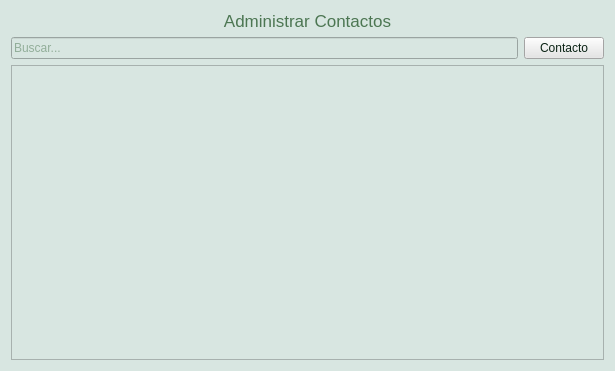
This is client_fva/ui/ui_elements/managecontacts.ui in luisza/dfva_client as Qt 5 draws it before an edit. The edited form follows.
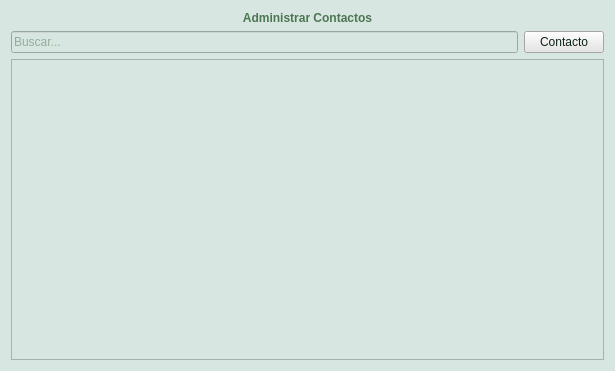
This is the edited form. Icons and pictures are not drawn.

Commit message: Start working in preferences menu item (font family, font size and theme).  Clean all font configuration in widgets so font preferences are applied everywhere as required.  Other minor changes.

What changed in the file:
```diff
--- a/client_fva/ui/ui_elements/managecontacts.ui
+++ b/client_fva/ui/ui_elements/managecontacts.ui
@@ -47,7 +47,7 @@
    <item row="0" column="0" colspan="2">
     <widget class="QLabel" name="titleLabel">
      <property name="styleSheet">
-      <string notr="true">font: 13pt;</string>
+      <string notr="true">font: bold;</string>
      </property>
      <property name="text">
       <string>Administrar Contactos</string>
```
Left out of the diff: 1 changed line with no effect on the pictures. The commit also changes 26 other files.
